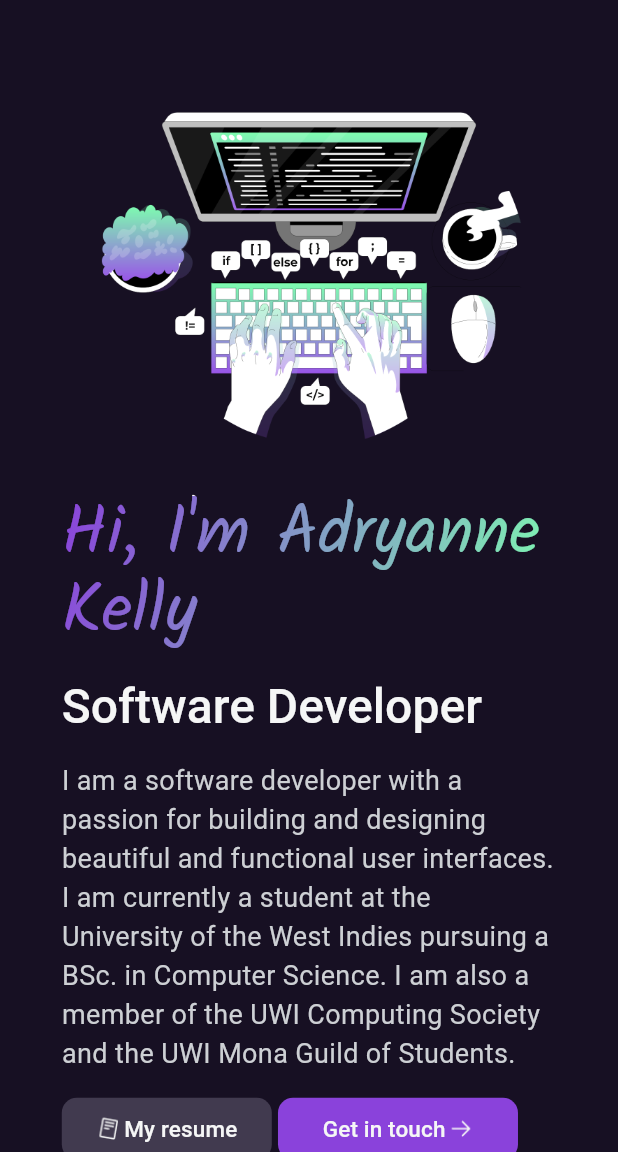
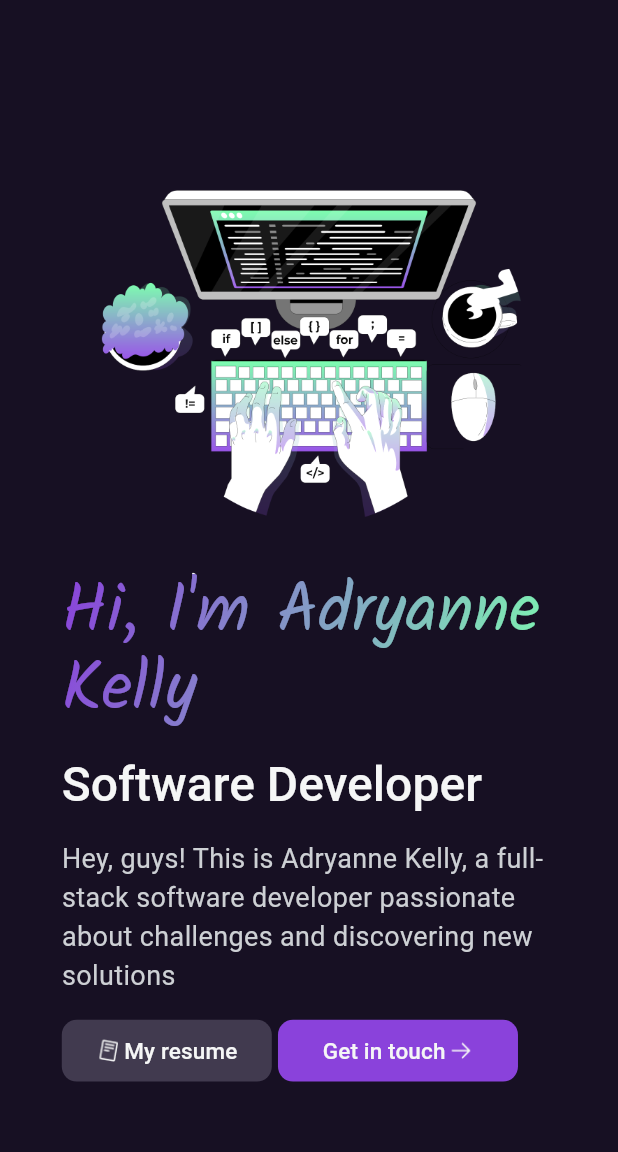
Before and after one commit to AdryanneKelly/ackalantys_port_flutter, a Flutter app: the screen it shows after launch, after a tap on "Get in touch", on a phone screen of 412 x 824 dp, the part 84-1236 px from its top. Run offline on Flutter 3.47's test engine with Material 3 defaults, Android fonts, the phone set to English and light mode, and no system bars; our stand-ins replace google_fonts, supabase_flutter; accounts and stored records are empty; generated files the repository leaves out were written again; Roboto replaces fonts that are missing (Heebo).

Commit message:
feat: finalizing traductions and add url launcher

```diff
--- /dev/null
+++ b/lib/app/controller/url_launcher_controller.dart
@@ -0,0 +1,11 @@
+import 'package:url_launcher/url_launcher.dart';
+
+class UrlLauncherController {
+  void launchURL(String url) async {
+    if (await canLaunchUrl(Uri.parse(url))) {
+      await launchUrl(Uri.parse(url));
+    } else {
+      throw 'Could not launch $url';
+    }
+  }
+}
--- a/lib/app/pages/home_page.dart
+++ b/lib/app/pages/home_page.dart
@@ -4,6 +4,7 @@
 import 'package:ackalantys/app/pages/widgets/home_widget.dart';
 import 'package:ackalantys/app/pages/widgets/mobile_widgets/about_mobile_widget.dart';
 import 'package:ackalantys/app/pages/widgets/mobile_widgets/contact_mobile_widget.dart';
+import 'package:ackalantys/app/pages/widgets/mobile_widgets/footer_mobile_widget.dart';
 import 'package:ackalantys/app/pages/widgets/mobile_widgets/home_mobile_widget.dart';
 import 'package:ackalantys/app/pages/widgets/mobile_widgets/projects_mobile_widget.dart';
 import 'package:ackalantys/app/pages/widgets/projects_widget.dart';
@@ -106,7 +107,7 @@
                   AboutMobileWidget(key: aboutKey),
                   ProjectsMobileWidget(key: projectsKey),
                   ContactMobileWidget(key: contactKey),
-                  const FooterWidget()
+                  const FooterMobileWidget()
                 ],
               );
             }
--- a/lib/app/pages/widgets/mobile_widgets/about_mobile_widget.dart
+++ b/lib/app/pages/widgets/mobile_widgets/about_mobile_widget.dart
@@ -1,6 +1,7 @@
 import 'package:ackalantys/app/pages/widgets/start_icon_button_widget.dart';
 import 'package:ackalantys/app/shared/themes/color_extension.dart';
 import 'package:flutter/material.dart';
+import 'package:flutter_gen/gen_l10n/app_localizations.dart';
 
 class AboutMobileWidget extends StatelessWidget {
   const AboutMobileWidget({super.key});
@@ -10,6 +11,7 @@
     final size = MediaQuery.of(context).size;
     final theme = Theme.of(context);
     final colors = theme.extension<ColorExtension>()!;
+    final localization = AppLocalizations.of(context)!;
     return SizedBox(
       // height: size.height,
       child: Card(
@@ -65,14 +67,14 @@
                   ),
                   SizedBox(height: size.height * 0.02),
                   Text(
-                    'About me',
+                    localization.aboutMe,
                     style: theme.textTheme.titleLarge!.copyWith(color: colors.titleSessionColor),
                   ),
                   SizedBox(height: size.height * 0.02),
                   SizedBox(
                     width: size.width * 0.8,
                     child: Text(
-                      'I’m a passionate software developer looking for my first international oppotunity',
+                      localization.aboutMeTitle,
                       style: theme.textTheme.headlineLarge,
                     ),
                   ),
@@ -80,7 +82,7 @@
                   SizedBox(
                     width: size.width * 0.8,
                     child: Text(
-                      'I am a software developer with a passion for building and designing beautiful and functional user interfaces. I am currently a student at the University of the West Indies pursuing a BSc. in Computer Science. I am also a member of the UWI Computing Society and the UWI Mona Guild of Students.',
+                      localization.aboutMeDescription,
                       style: theme.textTheme.bodyMedium,
                     ),
                   ),
@@ -88,7 +90,7 @@
                   StartIconButtonWidget(
                     color: colors.secondaryStartIconButtonColor,
                     imageIcon: 'assets/icons/document.png',
-                    label: 'My resume',
+                    label: localization.myresume,
                   ),
                 ],
               )
--- a/lib/app/pages/widgets/mobile_widgets/contact_mobile_widget.dart
+++ b/lib/app/pages/widgets/mobile_widgets/contact_mobile_widget.dart
@@ -1,6 +1,7 @@
 import 'package:ackalantys/app/pages/widgets/end_icon_button_widget.dart';
 import 'package:ackalantys/app/shared/themes/color_extension.dart';
 import 'package:flutter/material.dart';
+import 'package:flutter_gen/gen_l10n/app_localizations.dart';
 
 class ContactMobileWidget extends StatelessWidget {
   const ContactMobileWidget({super.key});
@@ -10,6 +11,7 @@
     final size = MediaQuery.of(context).size;
     final theme = Theme.of(context);
     final colors = theme.extension<ColorExtension>()!;
+    final localization = AppLocalizations.of(context)!;
     return SizedBox(
       // height: size.height * 0.8,
       child: Padding(
@@ -36,7 +38,7 @@
                         height: size.height * 0.02,
                       ),
                       Text(
-                        'Contact',
+                        localization.contact,
                         style: theme.textTheme.titleLarge!.copyWith(
                           color: colors.titleSessionColor,
                         ),
@@ -46,7 +48,7 @@
                       ),
                       SizedBox(
                         width: size.width * 0.8,
-                        child: Text('Enjoyed my work? Let’s work together', style: theme.textTheme.headlineLarge),
+                        child: Text(localization.contactTitle, style: theme.textTheme.headlineLarge),
                       ),
                       SizedBox(
                         height: size.height * 0.02,
@@ -54,7 +56,7 @@
                       SizedBox(
                         width: size.width * 0.8,
                         child: Text(
-                          'Lorem ipsum dolor sit amet, consectetur adipiscing elit. Sed vitae nisi eget nunc ultricies aliquet. Sed vitae nisi eget nunc ultricies aliquet.',
+                          localization.contactDescription,
                           style: theme.textTheme.bodyMedium,
                         ),
                       ),
@@ -95,27 +97,27 @@
                     mainAxisAlignment: MainAxisAlignment.center,
                     crossAxisAlignment: CrossAxisAlignment.start,
                     children: [
-                      const TextField(
+                      TextField(
                         decoration: InputDecoration(
-                          hintText: 'Name',
+                          hintText: localization.contactHintName,
                         ),
                       ),
                       SizedBox(
                         height: size.height * 0.02,
                       ),
-                      const TextField(
+                      TextField(
                         decoration: InputDecoration(
-                          hintText: 'Email',
+                          hintText: localization.contactHintEmail,
                         ),
                       ),
                       SizedBox(
                         height: size.height * 0.02,
                       ),
-                      const TextField(
+                      TextField(
                         minLines: 6,
                         maxLines: 20,
                         decoration: InputDecoration(
-                          hintText: 'Your Message',
+                          hintText: localization.contactHintMessage,
                         ),
                       ),
                       SizedBox(
@@ -124,7 +126,8 @@
                       EndIconButtonWidget(
                         color: colors.endIconButtonColor,
                         imageIcon: 'assets/icons/arrow_right.png',
-                        label: 'Send message', onTap: () {  },
+                        label: localization.contactSendMessage,
+                        onTap: () {},
                       )
                     ],
                   ),
--- /dev/null
+++ b/lib/app/pages/widgets/mobile_widgets/footer_mobile_widget.dart
@@ -0,0 +1,56 @@
+import 'package:ackalantys/app/controller/url_launcher_controller.dart';
+import 'package:ackalantys/app/shared/urls/url_utils.dart';
+import 'package:flutter/material.dart';
+
+class FooterMobileWidget extends StatelessWidget {
+  const FooterMobileWidget({super.key});
+
+  @override
+  Widget build(BuildContext context) {
+    final theme = Theme.of(context);
+    final size = MediaQuery.of(context).size;
+    UrlLauncherController urlLauncherController = UrlLauncherController();
+    return Padding(
+      padding: const EdgeInsets.only(bottom: 30.0),
+      child: SizedBox(
+        width: size.width * 0.8,
+        child: Column(
+          mainAxisAlignment: MainAxisAlignment.spaceBetween,
+          children: [
+            Text(
+              '© 2024 Adryanne Kelly',
+              style: theme.textTheme.bodySmall,
+            ),
+            SizedBox(height: size.height * 0.02),
+            Row(
+              mainAxisAlignment: MainAxisAlignment.center,
+              children: [
+                TextButton(
+                    onPressed: () {
+                      urlLauncherController.launchURL(UrlUtils.github);
+                    },
+                    child: const Text('GitHub')),
+                SizedBox(
+                  width: size.width * 0.01,
+                ),
+                TextButton(
+                    onPressed: () {
+                      urlLauncherController.launchURL(UrlUtils.linkedin);
+                    },
+                    child: const Text('LinkedIn')),
+                SizedBox(
+                  width: size.width * 0.01,
+                ),
+                TextButton(
+                    onPressed: () {
+                      urlLauncherController.launchURL(UrlUtils.instagram);
+                    },
+                    child: const Text('Instagram')),
+              ],
+            )
+          ],
+        ),
+      ),
+    );
+  }
+}
--- a/lib/app/pages/widgets/mobile_widgets/home_mobile_widget.dart
+++ b/lib/app/pages/widgets/mobile_widgets/home_mobile_widget.dart
@@ -47,7 +47,7 @@
                 ),
                 SizedBox(height: size.height * 0.02),
                 Text(
-                  'I am a software developer with a passion for building and designing beautiful and functional user interfaces. I am currently a student at the University of the West Indies pursuing a BSc. in Computer Science. I am also a member of the UWI Computing Society and the UWI Mona Guild of Students.',
+                  localization.introduction,
                   style: theme.textTheme.bodyMedium,
                 ),
                 // ElevatedButton.icon(onPressed: (){}, icon: , label: label)
@@ -57,13 +57,14 @@
                     StartIconButtonWidget(
                       color: colors.startIconButttonColor,
                       imageIcon: 'assets/icons/document.png',
-                      label: 'My resume',
+                      label: localization.myresume,
                     ),
                     SizedBox(width: size.width * 0.01),
                     EndIconButtonWidget(
                       color: colors.endIconButtonColor,
                       imageIcon: 'assets/icons/arrow_right.png',
-                      label: 'Get in touch', onTap: () {  },
+                      label: localization.getInTouch,
+                      onTap: () {},
                     ),
                   ],
                 ),
--- a/lib/app/pages/widgets/mobile_widgets/projects_mobile_widget.dart
+++ b/lib/app/pages/widgets/mobile_widgets/projects_mobile_widget.dart
@@ -2,6 +2,7 @@
 import 'package:ackalantys/app/pages/widgets/mobile_widgets/card_project_mobile_widget.dart';
 import 'package:ackalantys/app/shared/themes/color_extension.dart';
 import 'package:flutter/material.dart';
+import 'package:flutter_gen/gen_l10n/app_localizations.dart';
 
 class ProjectsMobileWidget extends StatelessWidget {
   const ProjectsMobileWidget({super.key});
@@ -11,6 +12,7 @@
     final size = MediaQuery.of(context).size;
     final theme = Theme.of(context);
     final colors = theme.extension<ColorExtension>()!;
+    final localization = AppLocalizations.of(context)!;
     return SizedBox(
       // height: size.height,
       child: Padding(
@@ -18,14 +20,14 @@
         child: Column(
           children: [
             Text(
-              'Projects',
+              localization.projects,
               style: theme.textTheme.titleLarge!.copyWith(
                 color: colors.titleSessionColor,
               ),
             ),
             SizedBox(height: size.height * 0.02),
             Text(
-              'Take a look at my highlighted projects',
+              localization.projectsTitle,
               textAlign: TextAlign.center,
               style: theme.textTheme.headlineLarge,
             ),
@@ -33,30 +35,27 @@
             Column(
               mainAxisAlignment: MainAxisAlignment.center,
               children: [
-                const CardProjectMobileWidget(
+                CardProjectMobileWidget(
                   date: 'Jul - Dec 2023',
                   imageProject: 'assets/images/image_project.png',
-                  title: 'Project 1',
-                  description:
-                      'Lorem ipsum dolor sit amet, consectetur adipiscing elit. Sed ut purus eget nunc ut dignissim.',
+                  title: localization.projectTitle1,
+                  description: localization.descriptionProject1,
                   stack: 'assets/icons/tailwind.png',
                 ),
                 SizedBox(height: size.height * 0.03),
-                const CardProjectMobileWidget(
+                CardProjectMobileWidget(
                   date: 'Jul - Dec 2023',
                   imageProject: 'assets/images/image_project.png',
-                  title: 'Project 1',
-                  description:
-                      'Lorem ipsum dolor sit amet, consectetur adipiscing elit. Sed ut purus eget nunc ut dignissim.',
+                  title: localization.projectTitle2,
+                  description: localization.descriptionProject2,
                   stack: 'assets/icons/tailwind.png',
                 ),
                 SizedBox(height: size.height * 0.03),
-                const CardProjectMobileWidget(
+                CardProjectMobileWidget(
                   date: 'Jul - Dec 2023',
                   imageProject: 'assets/images/image_project.png',
-                  title: 'Project 1',
-                  description:
-                      'Lorem ipsum dolor sit amet, consectetur adipiscing elit. Sed ut purus eget nunc ut dignissim.',
+                  title: localization.projectTitle3,
+                  description: localization.descriptionProject3,
                   stack: 'assets/icons/tailwind.png',
                 ),
               ],
@@ -66,7 +65,8 @@
               child: EndIconButtonWidget(
                 color: colors.secondaryEndIconButtonColor,
                 imageIcon: 'assets/icons/arrow_right.png',
-                label: 'See all', onTap: () {  },
+                label: localization.seeAll,
+                onTap: () {},
               ),
             )
           ],
--- /dev/null
+++ b/lib/app/shared/urls/url_utils.dart
@@ -0,0 +1,6 @@
+class UrlUtils {
+  static const linkedin = 'https://www.linkedin.com/in/adryanne-kelly/';
+  static const github = 'https://github.com/AdryanneKelly';
+  static const instagram = 'https://www.instagram.com/drysilva____/';
+  static const devto = 'https://dev.to/adryannekelly';
+}
--- a/pubspec.yaml
+++ b/pubspec.yaml
@@ -41,6 +41,7 @@
   #flutter_localization: ^0.2.0
   intl: any
   supabase_flutter: ^2.3.4
+  url_launcher: ^6.2.6
 
 dev_dependencies:
   flutter_test:
```
Also changed, not shown: pubspec.lock.
